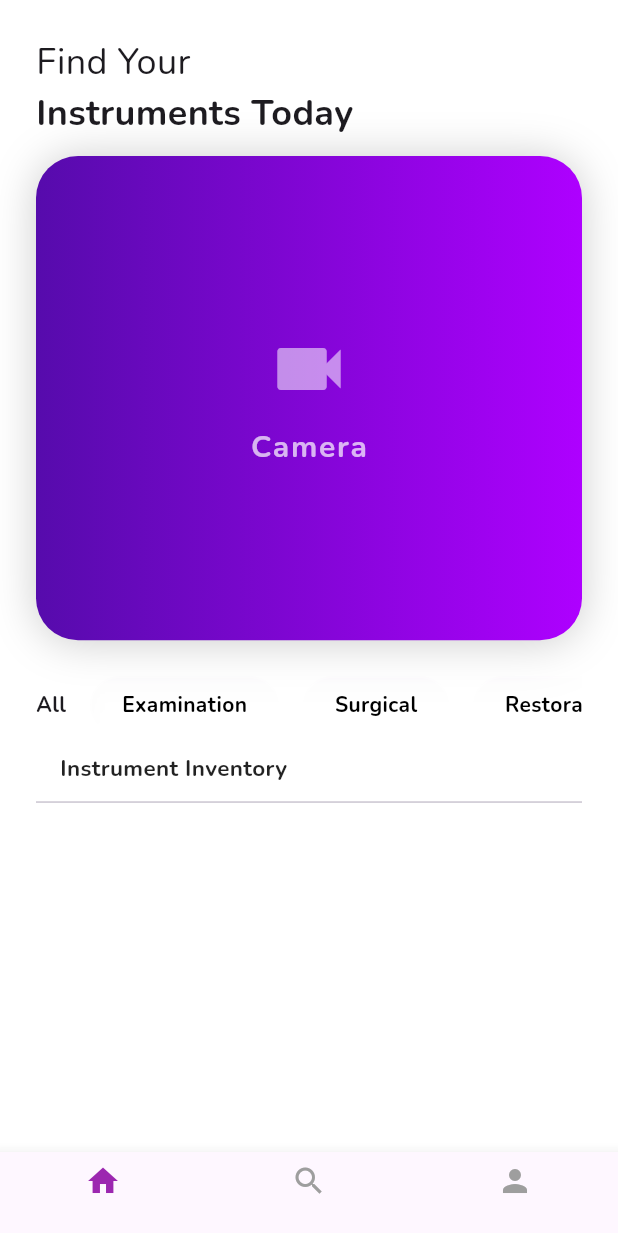
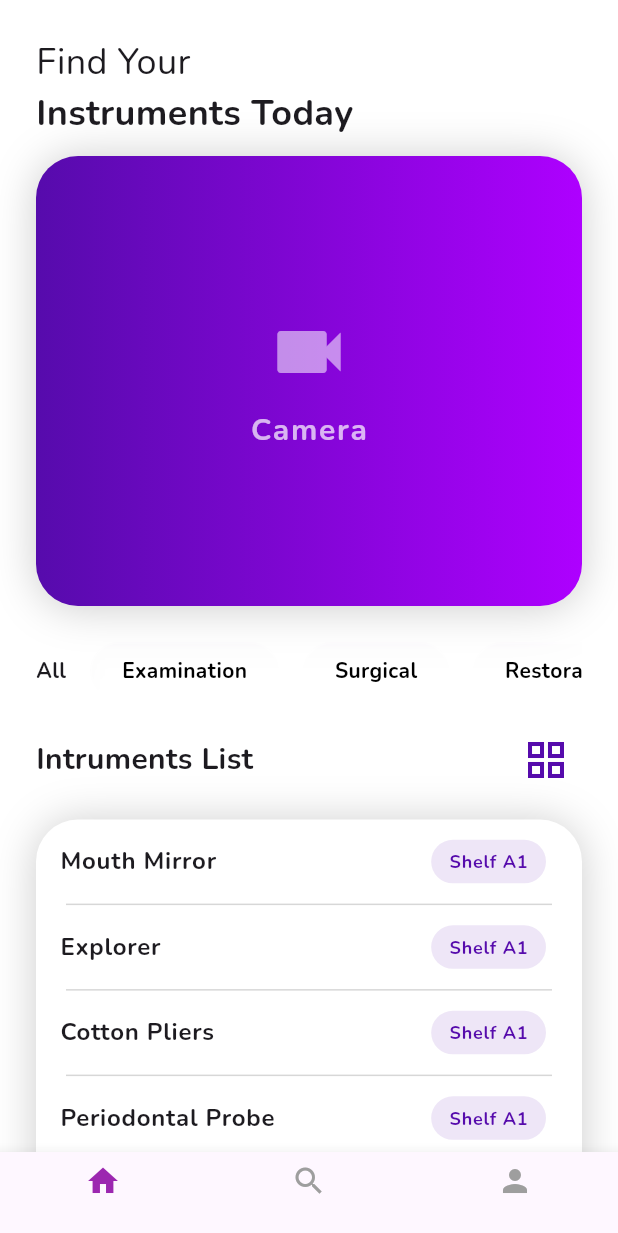
Before and after one commit to SHDEL/DENIS_Application, a Flutter app: the MyHomePage screen opened directly, on a phone screen of 412 x 824 dp. Shown: the top 1233 px of the screen. Run offline on Flutter 3.47's test engine with Material 3 defaults, Android fonts, the light colour scheme and no system bars; our stand-ins replace firebase_core, flutter_svg; missing offline and left inert: gradient_elevated_button; accounts and stored records are empty; generated files the repository leaves out were written again.

Commit message:
add grid view

```diff
--- a/lib/presentation/widgets/home_widget.dart
+++ b/lib/presentation/widgets/home_widget.dart
@@ -1,5 +1,8 @@
+import 'package:DENIS/presentation/theme/app_colors.dart';
 import 'package:DENIS/presentation/widgets/camera_widget.dart';
 import 'package:DENIS/presentation/widgets/category_button.dart';
+import 'package:DENIS/presentation/widgets/instrument_grid.dart';
+import 'package:DENIS/presentation/widgets/instrument_list.dart';
 import 'package:DENIS/presentation/widgets/primary_app_button.dart';
 import 'package:flutter/material.dart';
 import 'package:gradient_elevated_button/gradient_elevated_button.dart';
@@ -22,16 +25,38 @@ class _HomeWidgetState extends State<HomeWidget> {
   ];
   int _selectedIndex = 0;
 
+  bool isSelectionMode = false;
+  final int listLength = 30;
+  late List<bool> _selected;
+  bool _selectAll = false;
+  bool _isGridMode = false;
+
+  @override
+  void initState() {
+    super.initState();
+    initializeSelection();
+  }
+
+  void initializeSelection() {
+    _selected = List<bool>.generate(listLength, (_) => false);
+  }
+
+  @override
+  void dispose() {
+    _selected.clear();
+    super.dispose();
+  }
+
   @override
   Widget build(BuildContext context) {
-    return Padding(
+    return SingleChildScrollView(
+      child: Padding(
         padding: const EdgeInsets.all(24.0),
         child: Column(
           crossAxisAlignment: CrossAxisAlignment.stretch,
           children: [
-          // Camera feed mockup — roughly half the available height
-          Flexible(
-            child: Column(
+            // Camera feed mockup
+            Column(
               mainAxisSize: MainAxisSize.min,
               crossAxisAlignment: CrossAxisAlignment.start,
               children: const [
@@ -39,28 +64,12 @@ class _HomeWidgetState extends State<HomeWidget> {
                 Text('Instruments Today', style: TextStyle(fontSize: 24, fontWeight: FontWeight.bold)),
               ],
             ),
-          ),
             const SizedBox(height: 12),
-          Flexible(
-            flex: 2,
+            const SizedBox(
+              height: 300,
               child: CameraWidget(),
             ),
             const SizedBox(height: 24),
-          // ConstrainedBox(
-          //   constraints: const BoxConstraints(maxHeight: 50),
-          //   child: CarouselView(
-          //     itemExtent: 120,
-          //     shrinkExtent: 80,
-          //     children: List<Widget>.generate(_categories.length, (int index) {
-          //       return CategoryButton(
-          //         index: index,
-          //         label: _categories[index],
-          //         isSelected: index == _selectedIndex,
-          //         onTap: () => setState(() => _selectedIndex = index),
-          //       );
-          //     }),
-          //   ),
-          // ),
             SingleChildScrollView(
               scrollDirection: Axis.horizontal,
               child: Row(
@@ -78,109 +87,45 @@ class _HomeWidgetState extends State<HomeWidget> {
                 }),
               ),
             ),
-
-          // Bottom half — dental instrument list
-          Flexible(
-            flex: 1,
-            child: Container(
-              decoration: BoxDecoration(
-                color: Colors.white24,
-                borderRadius: BorderRadius.circular(12),
-              ),
-              child: ClipRRect(
-                borderRadius: BorderRadius.circular(12),
-                child: Column(
-                  crossAxisAlignment: CrossAxisAlignment.stretch,
+            const SizedBox(height: 16),
+            Row(
+              mainAxisAlignment: MainAxisAlignment.spaceBetween,
               children: [
-                    Container(
-                      padding: const EdgeInsets.symmetric(horizontal: 16, vertical: 12),
-                      color: Colors.white30,
-                      child: const Text(
-                        'Instrument Inventory',
-                        style: TextStyle(
-                          fontFamily: 'Nunito',
-                          fontWeight: FontWeight.w700,
-                          fontSize: 15,
-                          color: Colors.black87,
-                        ),
-                      ),
-                    ),
-                    const Divider(height: 1, thickness: 1),
-                    Expanded(
-                      child: ListView(
-                        padding: const EdgeInsets.symmetric(vertical: 4),
-                        children: const [
-                          // _InstrumentTile(name: 'Hemostat',              location: 'Shelf A1'),
-                          // _InstrumentTile(name: 'Tissue Scissors',       location: 'Shelf A2'),
-                          // _InstrumentTile(name: 'Dental Mirror',         location: 'Shelf B1'),
-                          // _InstrumentTile(name: 'Explorer Probe',        location: 'Shelf B2'),
-                          // _InstrumentTile(name: 'Dental Forceps',        location: 'Shelf B3'),
-                          // _InstrumentTile(name: 'Scalpel Handle',        location: 'Shelf C1'),
-                          // _InstrumentTile(name: 'Periosteal Elevator',   location: 'Shelf C2'),
-                          // _InstrumentTile(name: 'Cheek Retractor',       location: 'Shelf C3'),
-                          // _InstrumentTile(name: 'Amalgam Condenser',     location: 'Shelf D1'),
-                          // _InstrumentTile(name: 'Saliva Ejector',        location: 'Shelf D2'),
+                Text('Intruments List', style: TextStyle(fontSize: 20, fontWeight: FontWeight.bold),),
+                IconButton(
+                  onPressed: () {
+                    setState(() {
+                      _isGridMode = !_isGridMode;
+                    });
+                  },
+                  icon: Icon(_isGridMode ? Icons.list : Icons.grid_view, color: AppColors.primary, size: 32,)
+                )
               ],
             ),
-                    ),
+            // Bottom half — dental instrument list
+            const SizedBox(height: 16),
+            // ส่วนแสดง list/grid
+            _isGridMode
+              ? InstrumentGrid(
+                isSelectionMode: isSelectionMode,
+                selectedList: _selected,
+                onSelectionChange: (bool x) {
+                setState(() {
+                  isSelectionMode = x;
+                });
+              },
+              )
+              : InstrumentList(
+                isSelectionMode: isSelectionMode,
+                selectedList: _selected,
+                onSelectionChange: (bool x) {
+                  setState(() {
+                    isSelectionMode = x;
+                  });
+                },
+              )
+            ,
           ],
-                ),
-              ),
-            ),
-          ),
-        ],
-      ),
-    );
-  }
-}
-
-enum CardInfo {
-  camera('Cameras', Icons.video_call, Color(0xff2354C7), Color(0xffECEFFD)),
-  lighting('Lighting', Icons.lightbulb, Color(0xff806C2A), Color(0xffFAEEDF)),
-  climate('Climate', Icons.thermostat, Color(0xffA44D2A), Color(0xffFAEDE7)),
-  wifi('Wifi', Icons.wifi, Color(0xff417345), Color(0xffE5F4E0)),
-  media('Media', Icons.library_music, Color(0xff2556C8), Color(0xffECEFFD)),
-  security(
-    'Security',
-    Icons.crisis_alert,
-    Color(0xff794C01),
-    Color(0xffFAEEDF),
-  ),
-  safety(
-    'Safety',
-    Icons.medical_services,
-    Color(0xff2251C5),
-    Color(0xffECEFFD),
-  ),
-  more('', Icons.add, Color(0xff201D1C), Color(0xffE3DFD8));
-
-  const CardInfo(this.label, this.icon, this.color, this.backgroundColor);
-  final String label;
-  final IconData icon;
-  final Color color;
-  final Color backgroundColor;
-}
-
-class UncontainedLayoutCard extends StatelessWidget {
-  const UncontainedLayoutCard({
-    super.key,
-    required this.index,
-    required this.label,
-  });
-
-  final int index;
-  final String label;
-
-  @override
-  Widget build(BuildContext context) {
-    return ColoredBox(
-      color: Colors.primaries[index % Colors.primaries.length].withValues(alpha: 0.5),
-      child: Center(
-        child: Text(
-          label,
-          style: const TextStyle(color: Colors.white, fontSize: 20),
-          overflow: TextOverflow.clip,
-          softWrap: false,
         ),
       ),
     );
--- /dev/null
+++ b/lib/presentation/widgets/instrument_list.dart
@@ -0,0 +1,94 @@
+
+import 'package:DENIS/presentation/theme/app_colors.dart';
+import 'package:flutter/material.dart';
+
+class InstrumentList extends StatefulWidget {
+  const InstrumentList({
+    required this.selectedList,
+    required this.isSelectionMode,
+    required this.onSelectionChange,
+    super.key
+  });
+
+  final bool isSelectionMode;
+  final List<bool> selectedList;
+  final ValueChanged<bool>? onSelectionChange;
+
+  @override
+  State<InstrumentList> createState() => _InstrumentListState();
+}
+
+class _InstrumentListState extends State<InstrumentList> {
+
+  void _toggle(int index) {
+    if (widget.isSelectionMode) {
+      setState(() {
+        widget.selectedList[index] = !widget.selectedList[index];
+      });
+    }
+  }
+
+  final List<String> instruments = [
+    "Mouth Mirror",
+    "Explorer",
+    "Cotton Pliers",
+    "Periodontal Probe",
+    "Ultrasonic Scaler",
+    "Forceps",
+    "Syringe",
+  ];
+
+  @override
+  Widget build(BuildContext context) {
+    return Container(
+      clipBehavior: Clip.hardEdge,
+      decoration: BoxDecoration(
+        color: Colors.white,
+        borderRadius: BorderRadius.circular(28),
+        boxShadow: const [
+          BoxShadow(
+            color: Color.fromRGBO(0, 0, 0, 0.20),
+            blurRadius: 24,
+            spreadRadius: 0,
+            offset: Offset(0, 1),
+          )
+        ],
+      ),
+      child: ListView.separated(
+        padding: EdgeInsets.zero,
+        shrinkWrap: true,
+        physics: const NeverScrollableScrollPhysics(),
+        itemCount: instruments.length,
+        separatorBuilder: (context, index) => const Divider(
+          height: 1,
+          thickness: 1,
+          indent: 20,
+          endIndent: 20,
+          color: Color(0xFFD7D7D7),
+        ),
+        itemBuilder: (context, index) {
+          return ListTile(
+            title: Text(instruments[index], style: TextStyle(fontWeight: FontWeight.bold),),
+            trailing: Container(
+              padding: const EdgeInsets.symmetric(horizontal: 12, vertical: 6),
+              decoration: BoxDecoration(
+                color: AppColors.primary.withOpacity(0.1), // พื้นหลังสีจาง
+                borderRadius: BorderRadius.circular(20), // ขอบมนเป็น Tag
+              ),
+              child: const Text(
+                'Shelf A1',
+                style: TextStyle(
+                  color: AppColors.primary,
+                  fontWeight: FontWeight.bold,
+                  fontSize: 12,
+                ),
+              ),
+            ),
+            // subtitle: Text('Shelf A1', style: TextStyle(color: AppColors.primary, fontWeight: FontWeight.bold),),
+
+          );
+        },
+      ),
+    );
+  }
+}
```
Also changed, not shown: lib/presentation/widgets/instrument_grid.dart (added, +85 -0 lines). Lines whose indentation alone changed are shown as unchanged.
